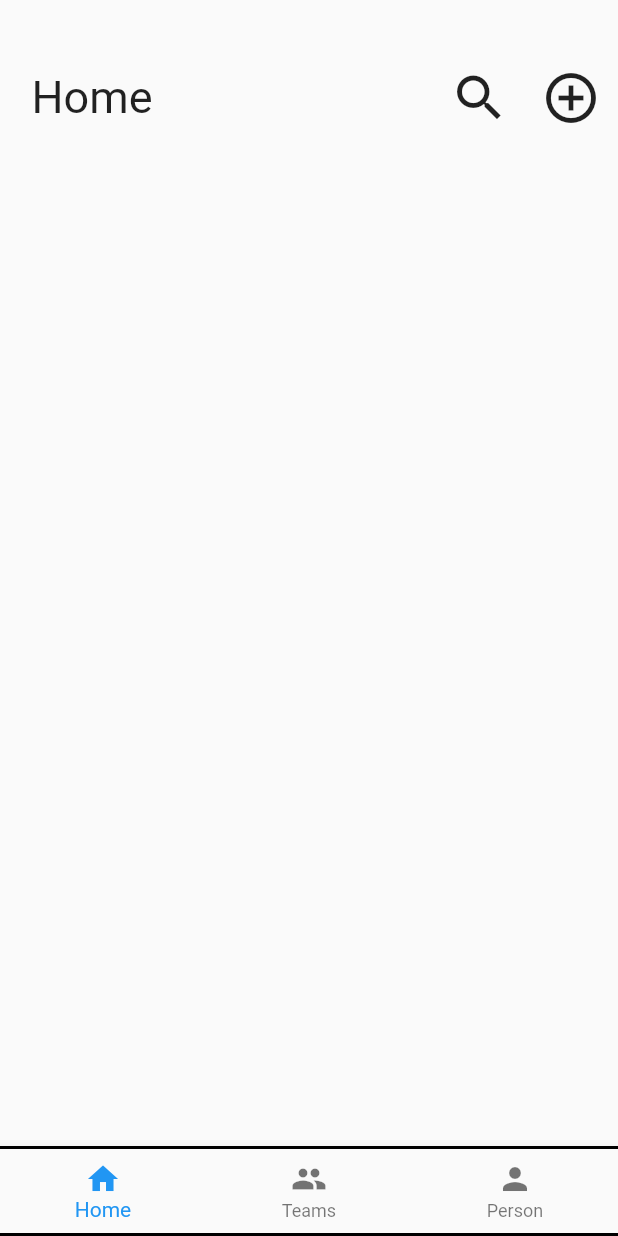
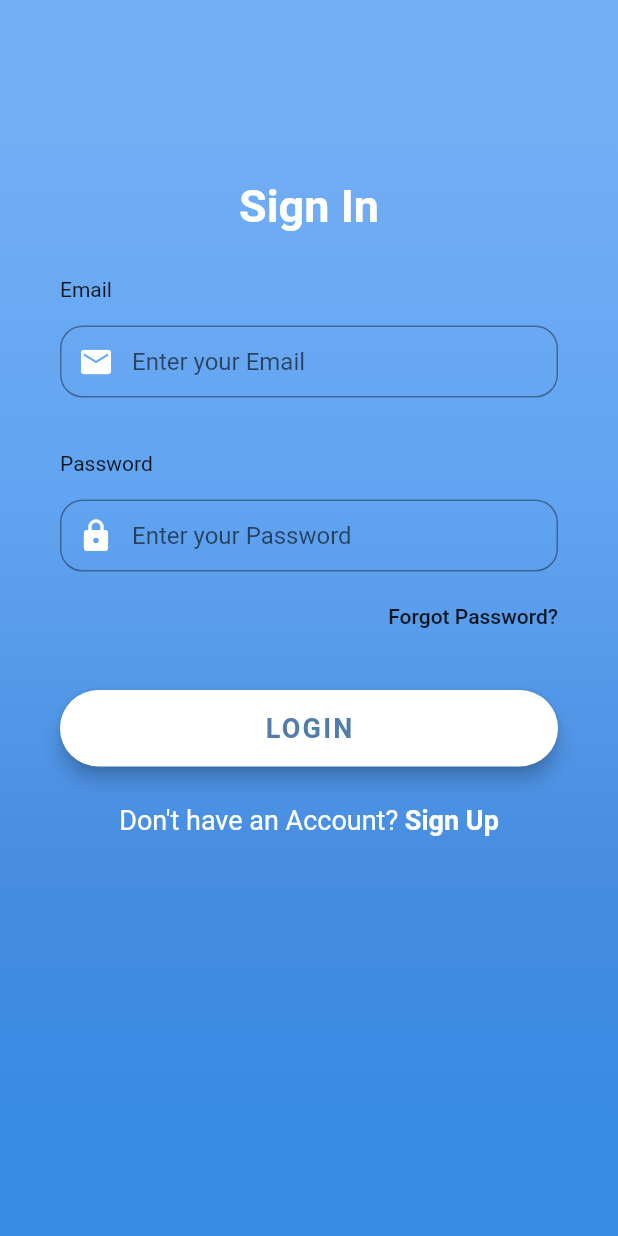
Before and after one commit to AlonzoConde/SeniorProject_Fall_2020, a Flutter app: the screen it shows after launch, on a phone screen of 412 x 824 dp. Run offline on Flutter 3.47's test engine with Material 2 defaults, Android fonts, the phone set to English and light mode, and no system bars; our stand-ins replace flutter_slidable; Roboto replaces fonts that are missing (Montserrat, OpenSans).

Commit message:
"implemented login page"

```diff
--- a/lib/screens/edit_task_screen.dart
+++ b/lib/screens/edit_task_screen.dart
@@ -206,7 +206,7 @@ class _EditTaskScreen extends State<EditTaskScreen> {
             ),
           ],
           //currentIndex: _selectedIndex,
-          selectedItemColor: Colors.amber[800],
+          selectedItemColor: Colors.red,
           //onTap: _onItemTapped,
         ));
   }
--- a/lib/screens/home_screen.dart
+++ b/lib/screens/home_screen.dart
@@ -13,12 +13,8 @@ import 'package:project_senior/screens/search_screen.dart';
 import 'edit_task_screen.dart';
 
 class HomeScreen extends StatefulWidget {
-  HomeScreen({Key key, this.title}) : super(key: key);
-
-  List<Task> listOfTasks;
-
-  //This should be modified to take in a HangmanGame
-  final String title;
+  // final int userID; //if you have multiple values add here
+  HomeScreen({Key key}) : super(key: key);
 
   @override
   _HomeScreenState createState() => _HomeScreenState();
@@ -40,7 +36,6 @@ void _settingModalBottomSheet(context, List<dynamic> d, int index) {
                             body: {
                               'progress': 'Upcoming',
                               'id': d[index]['id'],
-                              'color': Colors.red.toString()
                             }),
                         Navigator.pop(context),
                       }),
@@ -53,7 +48,6 @@ void _settingModalBottomSheet(context, List<dynamic> d, int index) {
                       body: {
                         'progress': 'In Progress',
                         'id': d[index]['id'],
-                        'color': Colors.yellow.toString()
                       }),
                   Navigator.pop(context),
                 },
@@ -70,7 +64,6 @@ void _settingModalBottomSheet(context, List<dynamic> d, int index) {
                       body: {
                         'progress': 'Completed',
                         'id': d[index]['id'],
-                        'color': Colors.green.toString()
                       }),
                   Navigator.pop(context),
                 },
@@ -80,20 +73,6 @@ void _settingModalBottomSheet(context, List<dynamic> d, int index) {
         );
       });
 }
-
-// String(Task x) {
-//   var response = "";
-//   if (x.progress == "Upcoming") {
-//     response
-//   } else if (x.progress == "In Progess") {
-
-//   } else {
-
-//   }
-//   return response;
-// }
-
-void loadFromFileSystem() {}
 
 class _HomeScreenState extends State<HomeScreen> {
   List<Task> listOfTasks;
@@ -112,8 +91,8 @@ class _HomeScreenState extends State<HomeScreen> {
 
   @override
   void initState() {
+    fetchData();
     getData();
-    fetchData();
     super.initState();
   }
 
@@ -135,7 +114,6 @@ class _HomeScreenState extends State<HomeScreen> {
     // } else if (searchButton && addTaskButton) {
     //   __addTaskButton = null;
     // }
-    Color _progressColor;
 
     return Scaffold(
         body: Center(
@@ -202,7 +180,7 @@ class _HomeScreenState extends State<HomeScreen> {
                       secondaryActions: <Widget>[
                         IconSlideAction(
                           caption: 'More',
-                          color: Colors.black45,
+                          color: Colors.black,
                           icon: Icons.more_horiz,
                           onTap: () {
                             Navigator.push(
@@ -222,7 +200,6 @@ class _HomeScreenState extends State<HomeScreen> {
                                 body: {
                                   'progress': 'Completed',
                                   'id': data[index]['id'],
-                                  'color': Colors.red,
                                 });
                           },
                           //onTap: () => _showSnackBar('Delete'),
--- /dev/null
+++ b/lib/screens/login_screen.dart
@@ -0,0 +1,242 @@
+import 'dart:convert';
+
+import 'package:flutter/cupertino.dart';
+import 'package:flutter/services.dart';
+import 'package:project_senior/models/task.dart';
+
+import 'package:http/http.dart' as http;
+
+import 'package:flutter/material.dart';
+import 'package:project_senior/screens/home_screen.dart';
+import 'package:project_senior/screens/sign_up_screen.dart';
+
+class LoginScreen extends StatefulWidget {
+  @override
+  _LoginScreenState createState() => _LoginScreenState();
+}
+
+class _LoginScreenState extends State<LoginScreen> {
+  TextEditingController userName = TextEditingController();
+  TextEditingController passWord = TextEditingController();
+
+  Future userLogin() async {
+    final response = await http
+        .post("https://paradisial-pointers.000webhostapp.com/login.php", body: {
+      "username": userName.text,
+      "password": passWord.text,
+    });
+  }
+
+  Widget _buildEmailTF() {
+    return Column(
+      crossAxisAlignment: CrossAxisAlignment.start,
+      children: <Widget>[
+        Text(
+          'Email',
+        ),
+        SizedBox(height: 10.0),
+        Container(
+          alignment: Alignment.centerLeft,
+          height: 60.0,
+          child: TextField(
+            controller: userName,
+            keyboardType: TextInputType.emailAddress,
+            style: TextStyle(
+              color: Colors.black,
+              fontFamily: 'OpenSans',
+            ),
+            decoration: InputDecoration(
+              border:
+                  OutlineInputBorder(borderRadius: BorderRadius.circular(15)),
+              contentPadding: EdgeInsets.only(top: 14.0),
+              prefixIcon: Icon(
+                Icons.email,
+                color: Colors.white,
+              ),
+              hintText: 'Enter your Email',
+            ),
+          ),
+        ),
+      ],
+    );
+  }
+
+  Widget _buildPasswordTF() {
+    return Column(
+      crossAxisAlignment: CrossAxisAlignment.start,
+      children: <Widget>[
+        Text(
+          'Password',
+        ),
+        SizedBox(height: 10.0),
+        Container(
+          alignment: Alignment.centerLeft,
+          height: 60.0,
+          child: TextField(
+            controller: passWord,
+            obscureText: true,
+            style: TextStyle(
+              color: Colors.black,
+              fontFamily: 'OpenSans',
+            ),
+            decoration: InputDecoration(
+              border: OutlineInputBorder(
+                borderRadius: BorderRadius.circular(15),
+              ),
+              contentPadding: EdgeInsets.only(top: 14.0),
+              prefixIcon: Icon(
+                Icons.lock,
+                color: Colors.white,
+              ),
+              hintText: 'Enter your Password',
+            ),
+          ),
+        ),
+      ],
+    );
+  }
+
+  Widget _buildForgotPasswordBtn() {
+    return Container(
+      alignment: Alignment.centerRight,
+      child: FlatButton(
+        onPressed: () => print('Forgot Password Button Pressed'),
+        padding: EdgeInsets.only(right: 0.0),
+        child: Text(
+          'Forgot Password?',
+        ),
+      ),
+    );
+  }
+
+  Widget _buildLoginBtn() {
+    return Container(
+      padding: EdgeInsets.symmetric(vertical: 25.0),
+      width: double.infinity,
+      child: RaisedButton(
+        elevation: 5.0,
+        onPressed: () => {
+          userLogin(),
+          Navigator.push(
+            context,
+            MaterialPageRoute(builder: (context) => HomeScreen()),
+          )
+        },
+        padding: EdgeInsets.all(15.0),
+        shape: RoundedRectangleBorder(
+          borderRadius: BorderRadius.circular(30.0),
+        ),
+        color: Colors.white,
+        child: Text(
+          'LOGIN',
+          style: TextStyle(
+            color: Color(0xFF527DAA),
+            letterSpacing: 1.5,
+            fontSize: 18.0,
+            fontWeight: FontWeight.bold,
+            fontFamily: 'OpenSans',
+          ),
+        ),
+      ),
+    );
+  }
+
+  Widget _buildSignupBtn() {
+    return GestureDetector(
+      onTap: () => {
+        Navigator.push(
+          context,
+          MaterialPageRoute(builder: (context) => SignUp()),
+        )
+      },
+      child: RichText(
+        text: TextSpan(
+          children: [
+            TextSpan(
+              text: 'Don\'t have an Account? ',
+              style: TextStyle(
+                color: Colors.white,
+                fontSize: 18.0,
+                fontWeight: FontWeight.w400,
+              ),
+            ),
+            TextSpan(
+              text: 'Sign Up',
+              style: TextStyle(
+                color: Colors.white,
+                fontSize: 18.0,
+                fontWeight: FontWeight.bold,
+              ),
+            ),
+          ],
+        ),
+      ),
+    );
+  }
+
+  @override
+  Widget build(BuildContext context) {
+    return Scaffold(
+      body: AnnotatedRegion<SystemUiOverlayStyle>(
+        value: SystemUiOverlayStyle.light,
+        child: GestureDetector(
+          onTap: () => FocusScope.of(context).unfocus(),
+          child: Stack(
+            children: <Widget>[
+              Container(
+                height: double.infinity,
+                width: double.infinity,
+                decoration: BoxDecoration(
+                  gradient: LinearGradient(
+                    begin: Alignment.topCenter,
+                    end: Alignment.bottomCenter,
+                    colors: [
+                      Color(0xFF73AEF5),
+                      Color(0xFF61A4F1),
+                      Color(0xFF478DE0),
+                      Color(0xFF398AE5),
+                    ],
+                    stops: [0.1, 0.4, 0.7, 0.9],
+                  ),
+                ),
+              ),
+              Container(
+                height: double.infinity,
+                child: SingleChildScrollView(
+                  physics: AlwaysScrollableScrollPhysics(),
+                  padding: EdgeInsets.symmetric(
+                    horizontal: 40.0,
+                    vertical: 120.0,
+                  ),
+                  child: Column(
+                    mainAxisAlignment: MainAxisAlignment.center,
+                    children: <Widget>[
+                      Text(
+                        'Sign In',
+                        style: TextStyle(
+                          color: Colors.white,
+                          fontFamily: 'OpenSans',
+                          fontSize: 30.0,
+                          fontWeight: FontWeight.bold,
+                        ),
+                      ),
+                      SizedBox(height: 30.0),
+                      _buildEmailTF(),
+                      SizedBox(
+                        height: 30.0,
+                      ),
+                      _buildPasswordTF(),
+                      _buildForgotPasswordBtn(),
+                      _buildLoginBtn(),
+                      _buildSignupBtn(),
+                    ],
+                  ),
+                ),
+              )
+            ],
+          ),
+        ),
+      ),
+    );
+  }
+}
--- a/lib/screens/splash_screen.dart
+++ b/lib/screens/splash_screen.dart
@@ -2,6 +2,7 @@ import 'package:flutter/material.dart';
 import 'dart:async';
 
 import 'package:project_senior/screens/home_screen.dart';
+import 'package:project_senior/screens/login_screen.dart';
 
 class SplashScreen extends StatefulWidget {
   @override
@@ -22,7 +23,7 @@ class _SplashScreenState extends State<SplashScreen> {
 
   navigateToDeviceScreen() {
     Navigator.pushReplacement(
-        context, MaterialPageRoute(builder: (context) => HomeScreen()));
+        context, MaterialPageRoute(builder: (context) => LoginScreen()));
   }
 
   @override
```
Also changed, not shown: lib/screens/add_task_screen.dart (+10 -1 lines), lib/screens/sign_up_screen.dart (added, +203 -0 lines).
